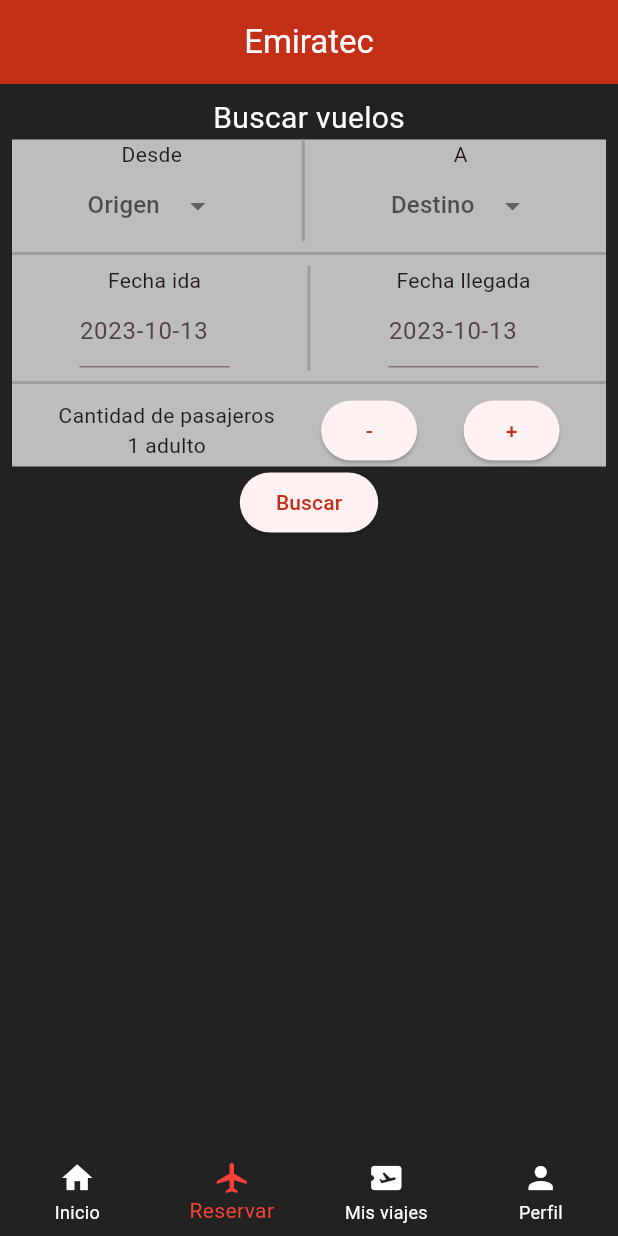
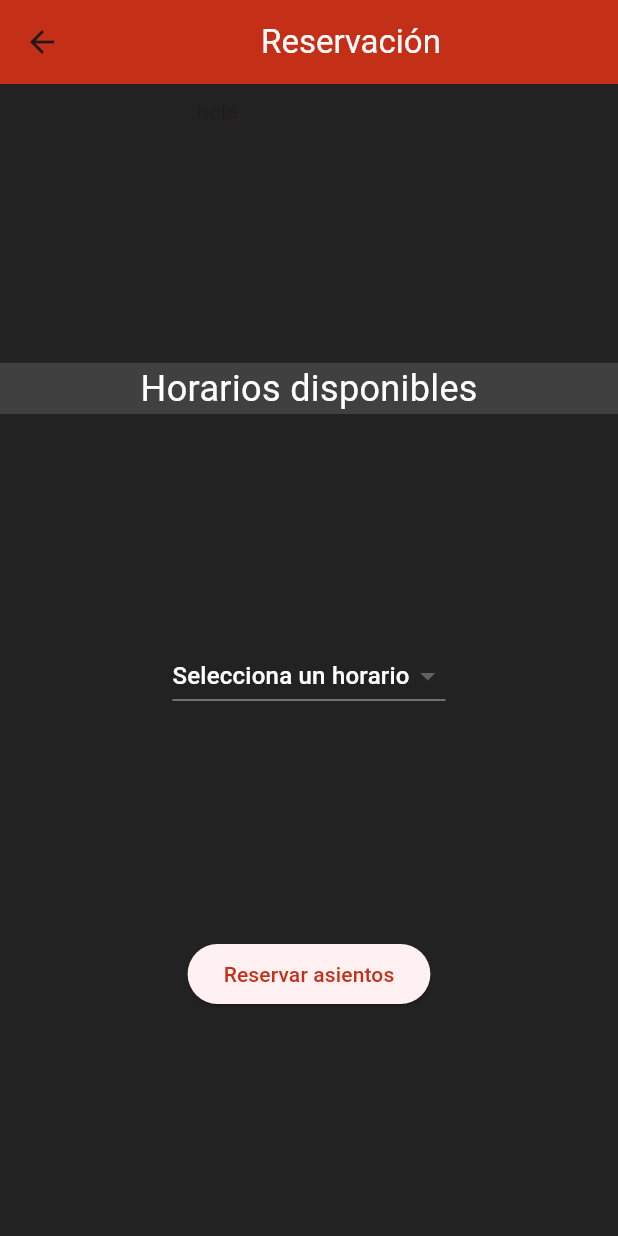
Before and after one commit to Carlos12001/TECAir_Final, a Flutter app: the screen it shows after launch, item 2 of the bottom bar chosen, after a tap on "Buscar", on a phone screen of 412 x 824 dp. Run offline on Flutter 3.47's test engine with Material 2 defaults, Android fonts, the phone set to English and light mode, and no system bars; our stand-ins replace carousel_slider; missing offline and left inert: dart:ffi; network calls fail.

Commit message:
reservation page

```diff
--- /dev/null
+++ b/mobile/emiratec/lib/components/reservation_page.dart
@@ -0,0 +1,144 @@
+import 'package:flutter/material.dart';
+
+/// The `reservationPage` class is a stateful widget that displays the details of a movie, including its
+/// title and information about the movie itself.
+class reservationPage extends StatefulWidget {
+  const reservationPage({super.key, required this.title});
+
+  final String title;
+  //final Movie pelicula;
+
+  @override
+  State<reservationPage> createState() => _reservationPageState();
+}
+
+/// The `_reservationPageState` class is responsible for displaying movie details and allowing the user to
+/// select a showtime and proceed to seat selection.
+class _reservationPageState extends State<reservationPage> {
+
+  // TODO agregar lectura de la BD
+  List<String> times = ["10:00", '15:00', '22:00'];
+  String? selectedTime;
+
+/// The `_showErrorDialog` function displays an error dialog with a title, content, and an OK button
+/// that closes the dialog when pressed.
+///
+/// Args:
+///   context (BuildContext): The `BuildContext` object represents the location in the widget tree where
+/// the dialog should be shown. It is typically obtained from the `BuildContext` parameter of the
+/// enclosing widget's build method.
+///
+/// Returns:
+///   The `_showErrorDialog` function returns an `AlertDialog` widget.
+    void _showErrorDialog(BuildContext context) {
+    showDialog(
+      context: context,
+      builder: (BuildContext context) {
+        return AlertDialog(
+          title: const Text('Error'),
+          content: const Text('Por favor selecciona el horario'),
+          actions: <Widget>[
+            TextButton(
+              child: const Text('OK'),
+              onPressed: () {
+                Navigator.of(context).pop(); // Cierra el diálogo
+              },
+            ),
+          ],
+        );
+      },
+    );
+  }
+
+  @override
+  Widget build(BuildContext context) {
+    //Movie peliculaN = widget.pelicula;
+    return Scaffold(
+      backgroundColor: const Color(0xFF222222),
+      appBar: AppBar(
+        backgroundColor: Theme.of(context).colorScheme.primary,
+        title: Center(
+            child: Text(
+          widget.title,
+          style: const TextStyle(color: Color(0xFFfdfcfc)),
+        )),
+      ),
+      body: Container(
+          alignment: Alignment.center,
+          child: Column(
+            children: [
+              Container(
+                padding: const EdgeInsets.all(8.0),
+                child: Row(
+                  mainAxisAlignment: MainAxisAlignment.spaceAround,
+                  children: [
+                    SizedBox(
+                      width: 150,
+                      height: 170,
+                      child: Text("hola")
+                    ),
+
+                  ],
+                ),
+              ),
+              Container(
+                color: const Color(0xFF404040),
+                child: const Center(
+                    child: Text(
+                  "Horarios disponibles",
+                  style: TextStyle(
+                    fontSize: 24.0, // TODO hacer constantes globales
+                    color: Colors.white,
+                  ),
+                )),
+              ),
+              //listview de los vueslo que cumplen con las fechas y destinos
+              Expanded(
+                child: Column(
+                  mainAxisAlignment: MainAxisAlignment.spaceEvenly,
+                  children: [
+                    DropdownButton<String>(
+                      dropdownColor: const Color(0xFF404040),
+                      value: selectedTime,
+                      hint: const Text(
+                        'Selecciona un horario',
+                        style: TextStyle(color: Colors.white),
+                      ),
+                      items: times.map((String value) {
+                        return DropdownMenuItem<String>(
+                          value: value,
+                          child: Text(
+                            value,
+                            style: const TextStyle(color: Colors.white),
+                          ),
+                        );
+                      }).toList(),
+                      onChanged: (newValue) {
+                        setState(() {
+                          selectedTime = newValue;
+                        });
+                      },
+                    ),
+                    ElevatedButton(
+                      onPressed: () {
+                        // if (selectedTime != null){
+                        //   Navigator.push(
+                        //   context,
+                        //   MaterialPageRoute(
+                        //       builder: (context) => SeatSelectionPage(nameMovie: peliculaN.cname , time: selectedTime!)),
+                        // );
+                        // } else {
+                        //   _showErrorDialog(context);
+                        // }
+
+                      },
+                      child: const Text("Reservar asientos"),
+                    ),
+                  ],
+                ),
+              ),
+            ],
+          )),
+    );
+  }
+}
--- a/mobile/emiratec/lib/main.dart
+++ b/mobile/emiratec/lib/main.dart
@@ -3,6 +3,7 @@
 import 'package:emiratec/components/ads_home_page.dart';
 import 'package:emiratec/components/fechaInput.dart';
 import 'package:emiratec/components/promotions_home_page.dart';
+import 'package:emiratec/components/reservation_page.dart';
 import 'package:emiratec/objects/promotion.dart';
 import 'package:flutter/material.dart';
 
@@ -257,7 +258,15 @@
             ),
           ),
           ElevatedButton(
-            onPressed: () {},
+            onPressed: () {
+              Navigator.push(
+                context,
+                MaterialPageRoute(
+                    builder: (context) => reservationPage(
+                          title: "Reservación",
+                        )),
+              );
+            },
             child: const Text("Buscar"),
           ),
         ],
```
